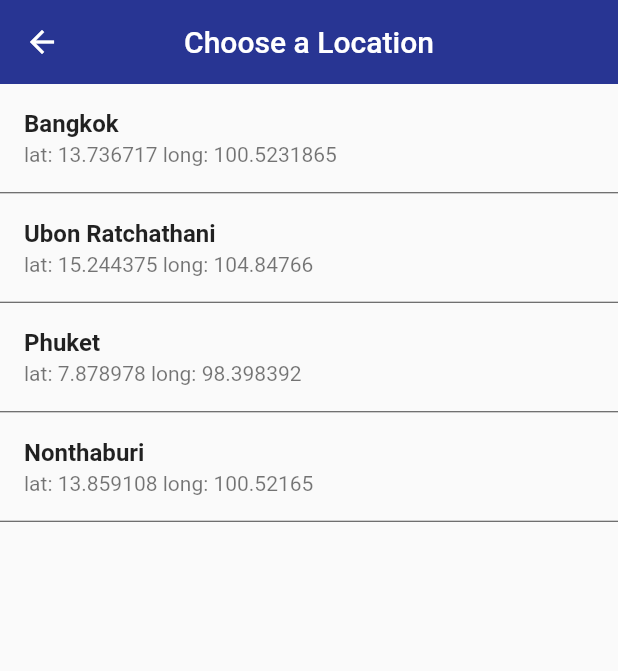
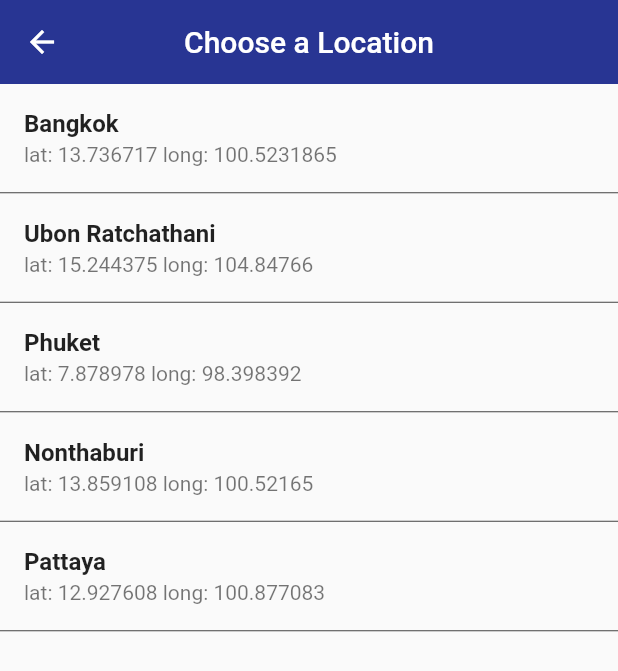
Before and after one commit to ktgift/flutter-weather-demo-, a Flutter app: the ChooseLocation screen opened by its route, on a phone screen of 412 x 824 dp. Shown: the top 671 px of the screen. Run offline on Flutter 3.47's test engine with Material 2 defaults, Android fonts, the phone set to English and light mode, and no system bars; network calls fail.

Commit message:
del comment , add province

```diff
--- a/lib/screen/weather/choose_location.dart
+++ b/lib/screen/weather/choose_location.dart
@@ -1,6 +1,5 @@
 import 'package:flutter/material.dart';
 import 'package:flutter/widgets.dart';
-import 'package:flutter_chat_bot_app/screen/weather/loadData.dart';
 import 'package:flutter_chat_bot_app/screen/weather/weather.dart';
 
 class ChooseLocation extends StatefulWidget {
@@ -16,6 +15,7 @@ class _ChooseLocationState extends State<ChooseLocation> {
     {"name": "Ubon Ratchathani", "lat": "15.244375", "lon": "104.84766"},
     {"name": "Phuket", "lat": "7.878978", "lon": "98.398392"},
     {"name": "Nonthaburi", "lat": "13.859108", "lon": "100.52165"},
+    {"name": "Pattaya", "lat": "12.927608", "lon": "100.877083"},
   ];
 
   @override
--- a/lib/screen/weather/weather.dart
+++ b/lib/screen/weather/weather.dart
@@ -9,10 +9,6 @@ class Weatherscreen extends StatefulWidget {
   final String? long;
 
   Weatherscreen({super.key,  this.lat,  this.long});
-  // String lat;
-  // String long;
-
-  // Weatherscreen({super.key, required this.lat, required this.long});
 
   @override
   State<Weatherscreen> createState() => _WeatherscreenState();
```
Also changed, not shown: lib/screen/weather/loadData.dart (+1 -7 lines).
